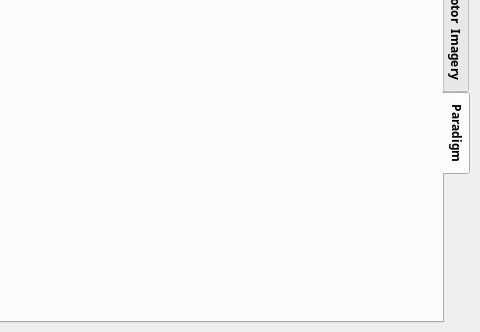
The window that dialog.ui (qzlzdy/EegStreamer) describes before a commit, drawn with Qt 5; both pictures show x 440 to 920 and y 118 to 450 of the 920 by 450 pixel window.
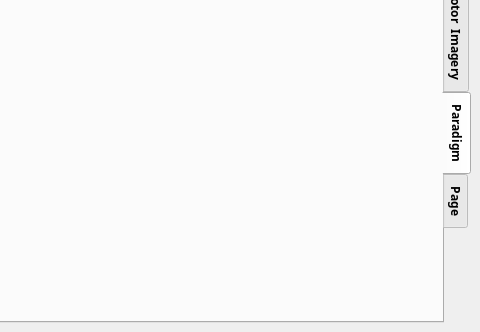
The same window after the commit. The open tabs and pages were chosen to show the change. Icons and pictures are not drawn.

```diff
--- a/dialog.ui
+++ b/dialog.ui
@@ -245,6 +245,11 @@
        <string>Paradigm</string>
       </attribute>
      </widget>
+     <widget class="QWidget" name="Ssvep">
+      <attribute name="title">
+       <string>Page</string>
+      </attribute>
+     </widget>
     </widget>
    </item>
   </layout>
```
Left out of the diff: 8 changed lines with no effect on the pictures.
